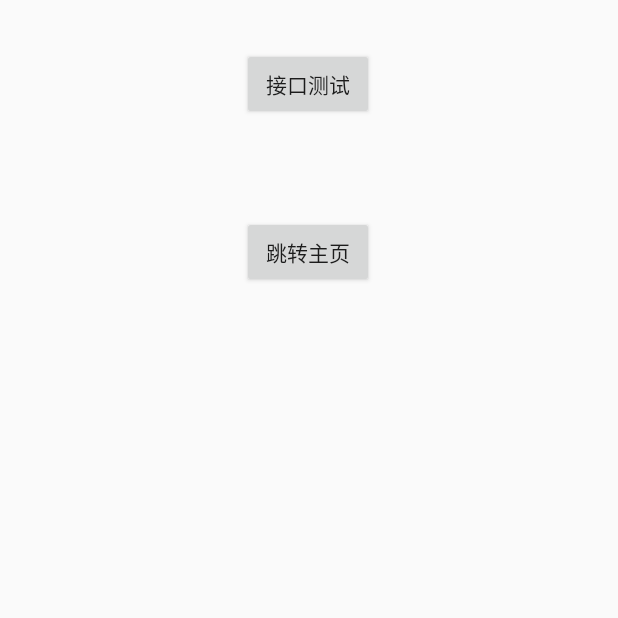
After one commit to liweiGe/BaseLib, an Android app: the SplashActivity screen opened directly, with no data from a screen before it, on a phone screen of 412 x 824 dp, the top half of it. The commit adds this screen. Run offline under Robolectric (Android 15) with nearby library versions, the phone set to English and light mode, and no system bars.

Commit message:
添加启动页测试接口

```diff
--- a/niubilityapp/src/main/java/com/example/niubilityapp/MainActivity.java
+++ b/niubilityapp/src/main/java/com/example/niubilityapp/MainActivity.java
@@ -4,6 +4,7 @@ import androidx.fragment.app.Fragment;
 import androidx.fragment.app.FragmentStatePagerAdapter;
 import androidx.viewpager.widget.ViewPager;
 
+import com.example.niubilityapp.fragment.JokeFragment;
 import com.example.niubilityapp.fragment.NewsFragment;
 import com.example.niubilityapp.fragment.RvFragment;
 import com.google.android.material.tabs.TabLayout;
@@ -30,9 +31,11 @@ public class MainActivity extends BaseActivity {
 
         fragments.add(RvFragment.newInstance());
         fragments.add(NewsFragment.newInstance());
+        fragments.add(JokeFragment.newInstance());
 
         titles.add("电视直播列表");
         titles.add("网易新闻");
+        titles.add("段子");
     }
 
     @Override
--- /dev/null
+++ b/niubilityapp/src/main/java/com/example/niubilityapp/SplashActivity.java
@@ -0,0 +1,41 @@
+package com.example.niubilityapp;
+
+import android.content.Intent;
+import android.os.Bundle;
+import android.view.View;
+
+import androidx.appcompat.app.AppCompatActivity;
+
+import com.zhouyou.http.EasyHttp;
+import com.zhouyou.http.callback.SimpleCallBack;
+import com.zhouyou.http.exception.ApiException;
+
+public class SplashActivity extends AppCompatActivity {
+
+    @Override
+    protected void onCreate(Bundle savedInstanceState) {
+        super.onCreate(savedInstanceState);
+        setContentView(R.layout.activity_splash);
+    }
+
+    public void httpTest(View view) {
+//http://musicapi.leanapp.cn/
+        EasyHttp.get("http://musicapi.leanapp.cn/banner?type=1")
+
+                .execute(new SimpleCallBack<Object>() {
+                    @Override
+                    public void onError(ApiException e) {
+
+                    }
+
+                    @Override
+                    public void onSuccess(Object o) {
+
+                    }
+                });
+    }
+
+    public void goMain(View view) {
+        startActivity(new Intent(this, MainActivity.class));
+    }
+}
--- /dev/null
+++ b/niubilityapp/src/main/res/layout/activity_splash.xml
@@ -0,0 +1,33 @@
+<?xml version="1.0" encoding="utf-8"?>
+<androidx.constraintlayout.widget.ConstraintLayout xmlns:android="http://schemas.android.com/apk/res/android"
+    xmlns:app="http://schemas.android.com/apk/res-auto"
+    xmlns:tools="http://schemas.android.com/tools"
+    android:layout_width="match_parent"
+    android:layout_height="match_parent"
+    tools:context=".SplashActivity">
+
+    <Button
+        android:id="@+id/button"
+        android:layout_width="wrap_content"
+        android:layout_height="wrap_content"
+        android:layout_marginTop="32dp"
+        android:onClick="httpTest"
+        android:text="接口测试"
+        app:layout_constraintHorizontal_bias="0.498"
+        app:layout_constraintLeft_toLeftOf="parent"
+        app:layout_constraintRight_toRightOf="parent"
+        app:layout_constraintTop_toTopOf="parent" />
+
+    <Button
+        android:id="@+id/button2"
+        android:layout_width="wrap_content"
+        android:layout_height="wrap_content"
+        android:layout_marginTop="64dp"
+        android:text="跳转主页"
+        android:onClick="goMain"
+        app:layout_constraintEnd_toEndOf="@+id/button"
+
+        app:layout_constraintStart_toStartOf="@+id/button"
+        app:layout_constraintTop_toBottomOf="@+id/button" />
+
+</androidx.constraintlayout.widget.ConstraintLayout>
```
Also changed, not shown: niubilityapp/src/main/AndroidManifest.xml (+6 -5 lines), niubilityapp/src/main/java/com/example/niubilityapp/adapter/JokeAdapter.java (added, +25 -0 lines), niubilityapp/src/main/java/com/example/niubilityapp/fragment/JokeFragment.java (added, +95 -0 lines), niubilityapp/src/main/java/com/example/niubilityapp/model/DuanziBean.java (added, +46 -0 lines), niubilityapp/src/main/res/layout/item_just_text_layout.xml (added, +42 -0 lines), 1 other file.
